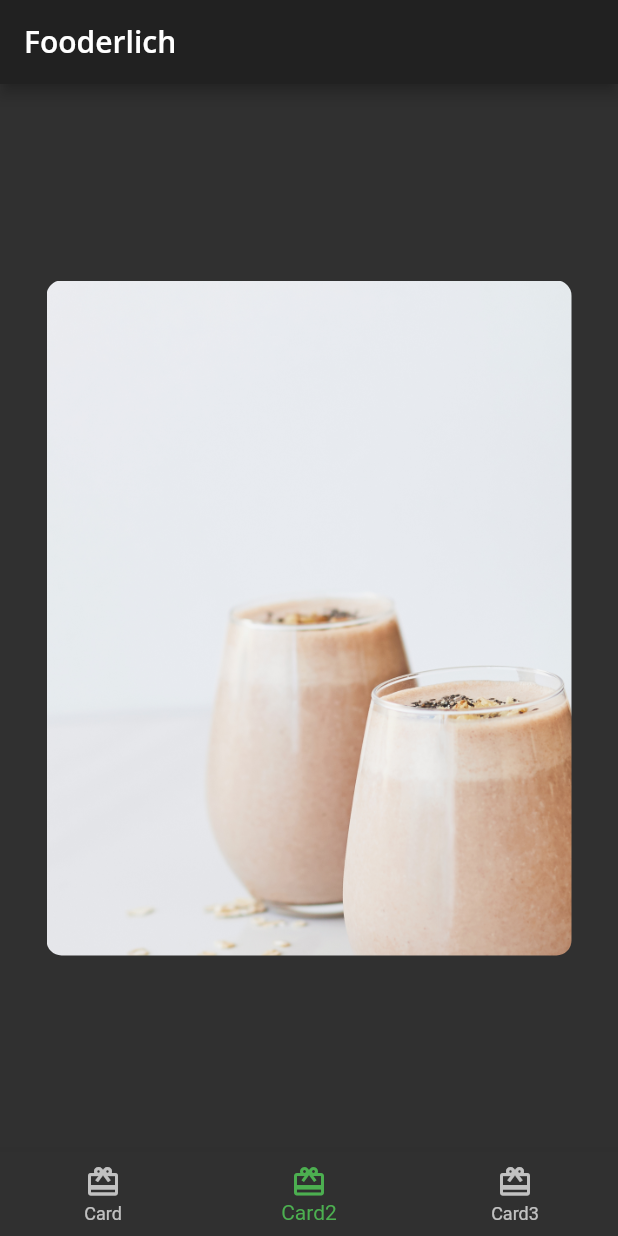
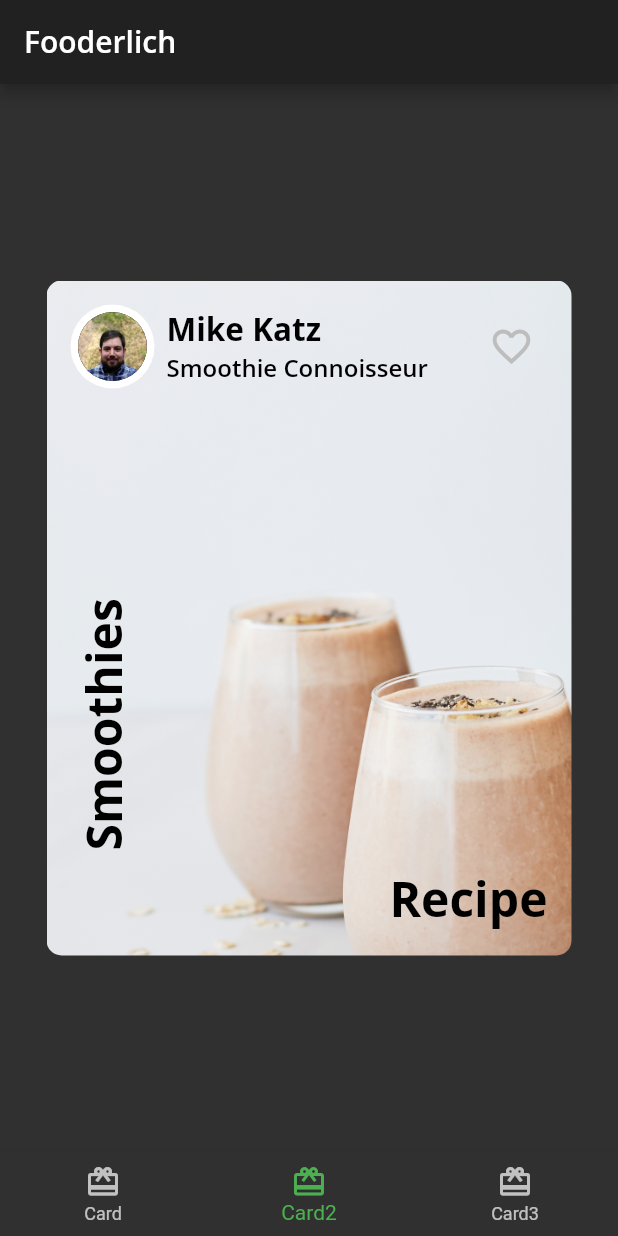
Before and after one commit to josephgale/fooderlich, a Flutter app: the screen it shows after launch, item 2 of the bottom bar chosen, on a phone screen of 412 x 824 dp. Run offline on Flutter 3.47's test engine with Material 2 defaults, Android fonts, the phone set to English and light mode, and no system bars; our stand-ins replace google_fonts.

Commit message:
Added formatted text to app

```diff
--- a/03-basic-widgets/projects/starter/lib/author_card.dart
+++ b/03-basic-widgets/projects/starter/lib/author_card.dart
@@ -18,12 +18,50 @@ class AuthorCard extends StatelessWidget {
   // 2
   @override
   Widget build(BuildContext context) {
-    // TODO: Replace return Container(...);
     return Container(
       padding: const EdgeInsets.all(16),
       child: Row(
-        children: [],
+        mainAxisAlignment: MainAxisAlignment.spaceBetween,
+        children: [
+          // 1
+          Row(
+            children: [
+              CircleImage(
+                imageProvider: imageProvider,
+                imageRadius: 28,
+              ),
+              // 2
+              const SizedBox(width: 8),
+              // 3
+              Column(
+                crossAxisAlignment: CrossAxisAlignment.start,
+                children: [
+                  Text(
+                    authorName,
+                    style: FooderlichTheme.lightTextTheme.headline2,
+                  ),
+                  Text(
+                    title,
+                    style: FooderlichTheme.lightTextTheme.headline3,
+                  )
+                ],
+              ),
+            ],
+          ),
+          IconButton(
+            // 4
+              icon: const Icon(Icons.favorite_border),
+              iconSize: 30,
+              color: Colors.grey[400],
+              // 5
+              onPressed: () {
+                const snackBar = SnackBar(content: Text('Favorite Pressed'));
+                ScaffoldMessenger.of(context).showSnackBar(snackBar);
+              }),
+
+        ],
       ),
     );
+
   }
 }
--- a/03-basic-widgets/projects/starter/lib/card2.dart
+++ b/03-basic-widgets/projects/starter/lib/card2.dart
@@ -1,5 +1,6 @@
 import 'package:flutter/material.dart';
 import 'author_card.dart';
+import 'fooderlich_theme.dart';
 
 
 class Card2 extends StatelessWidget {
@@ -31,7 +32,36 @@ class Card2 extends StatelessWidget {
               imageProvider: AssetImage('assets/author_katz.jpeg'),
             ),
 
-            // TODO 4: add Positioned text
+            // 1
+            Expanded(
+              // 2
+              child: Stack(
+                children: [
+                  // 3
+                  Positioned(
+                    bottom: 16,
+                    right: 16,
+                    child: Text(
+                      'Recipe',
+                      style: FooderlichTheme.lightTextTheme.headline1,
+                    ),
+                  ),
+                  // 4
+                  Positioned(
+                    bottom: 70,
+                    left: 16,
+                    child: RotatedBox(
+                      quarterTurns: 3,
+                      child: Text(
+                        'Smoothies',
+                        style: FooderlichTheme.lightTextTheme.headline1,
+                      ),
+                    ),
+                  ),
+                ],
+              ),
+            ),
+
           ],
         ),
       ),
```
